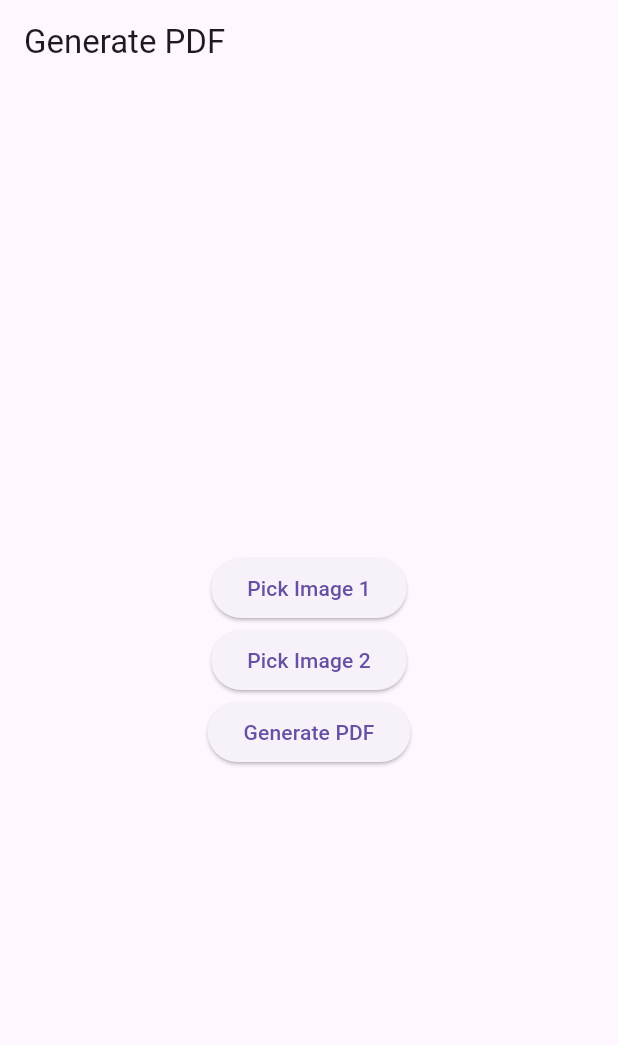
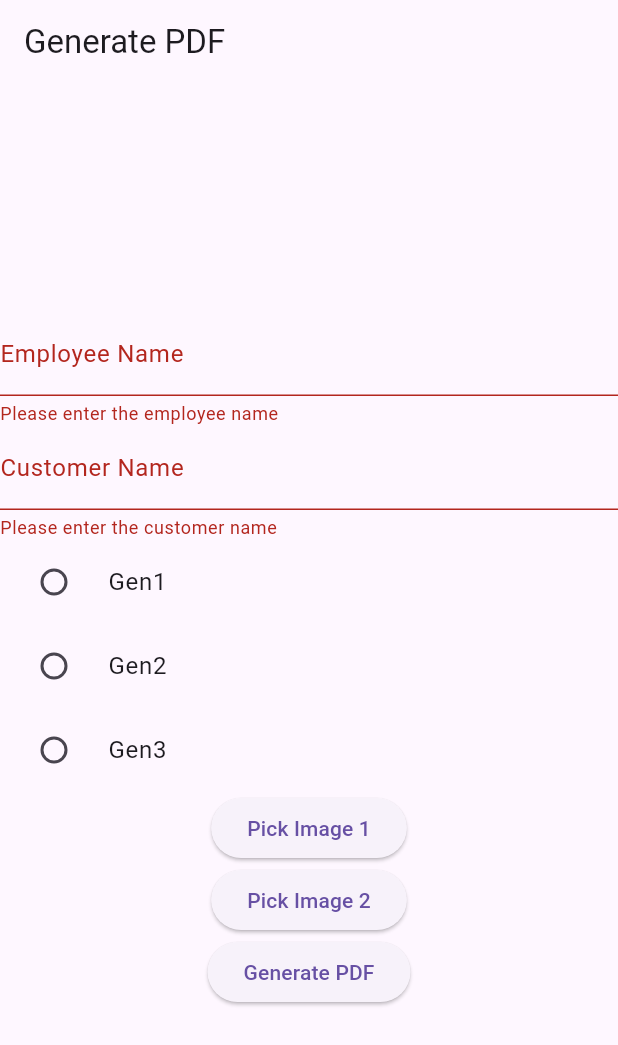
Before and after one commit to AumPauskar/progressive-mobile, a Flutter app: the screen it shows after launch, after a tap on "Generate PDF", on a phone screen of 412 x 824 dp. Shown: the top 1045 px of the screen. Run offline on Flutter 3.47's test engine with Material 3 defaults, Android fonts, the phone set to English and light mode, and no system bars; our stand-ins replace image_picker, pdf, printing.

Commit message:
basic form added with text and image

```diff
--- a/lib/main.dart
+++ b/lib/main.dart
@@ -38,6 +38,65 @@
             child: Column(
               mainAxisAlignment: MainAxisAlignment.center,
               children: [
+                // Employee Name TextField
+                TextFormField(
+                  controller: _employeeNameController,
+                  decoration: const InputDecoration(
+                    labelText: 'Employee Name',
+                  ),
+                  validator: (value) {
+                    if (value == null || value.isEmpty) {
+                      return 'Please enter the employee name';
+                    }
+                    return null;
+                  },
+                ),
+                // Customer Name TextField
+                TextFormField(
+                  controller: _customerNameController,
+                  decoration: const InputDecoration(
+                    labelText: 'Customer Name',
+                  ),
+                  validator: (value) {
+                    if (value == null || value.isEmpty) {
+                      return 'Please enter the customer name';
+                    }
+                    return null;
+                  },
+                ),
+                // Generator Name Radio Buttons
+                RadioListTile<String>(
+                  title: const Text('Gen1'),
+                  value: 'Gen1',
+                  groupValue: _generatorModel,
+                  onChanged: (value) {
+                    setState(() {
+                      _generatorModel = value!;
+                    });
+                  },
+                ),
+                RadioListTile<String>(
+                  title: const Text('Gen2'),
+                  value: 'Gen2',
+                  groupValue: _generatorModel,
+                  onChanged: (value) {
+                    setState(() {
+                      _generatorModel = value!;
+                    });
+                  },
+                ),
+                RadioListTile<String>(
+                  title: const Text('Gen3'),
+                  value: 'Gen3',
+                  groupValue: _generatorModel,
+                  onChanged: (value) {
+                    setState(() {
+                      _generatorModel = value!;
+                    });
+                  },
+                ),
+                // ... other form fields ...
+                // Image and PDF generation buttons
                 // ... other form fields ...
                 ElevatedButton(
                   onPressed: () async {
@@ -83,6 +142,11 @@
       await _image2!.readAsBytes(),
     );
 
+    // Fetch the data from the form
+    String employeeName = _employeeNameController.text;
+    String customerName = _customerNameController.text;
+    String generatorModel = _generatorModel;
+
     pdf.addPage(
       pw.Page(
         build: (pw.Context context) => pw.Row(
@@ -94,10 +158,13 @@
                 mainAxisAlignment: pw.MainAxisAlignment.center,
                 crossAxisAlignment: pw.CrossAxisAlignment.start,
                 children: [
-                  pw.Text('Employee Name',
+                  pw.Text('Employee Name: $employeeName',
                       style: const pw.TextStyle(
                           fontSize: 20)), // Increase the fontSize here
-                  pw.Text('Customer Name',
+                  pw.Text('Customer Name: $customerName',
+                      style: const pw.TextStyle(
+                          fontSize: 20)), // Increase the fontSize here
+                  pw.Text('Generator Model: $generatorModel',
                       style: const pw.TextStyle(
                           fontSize: 20)), // Increase the fontSize here
                   // Resized Image
```
